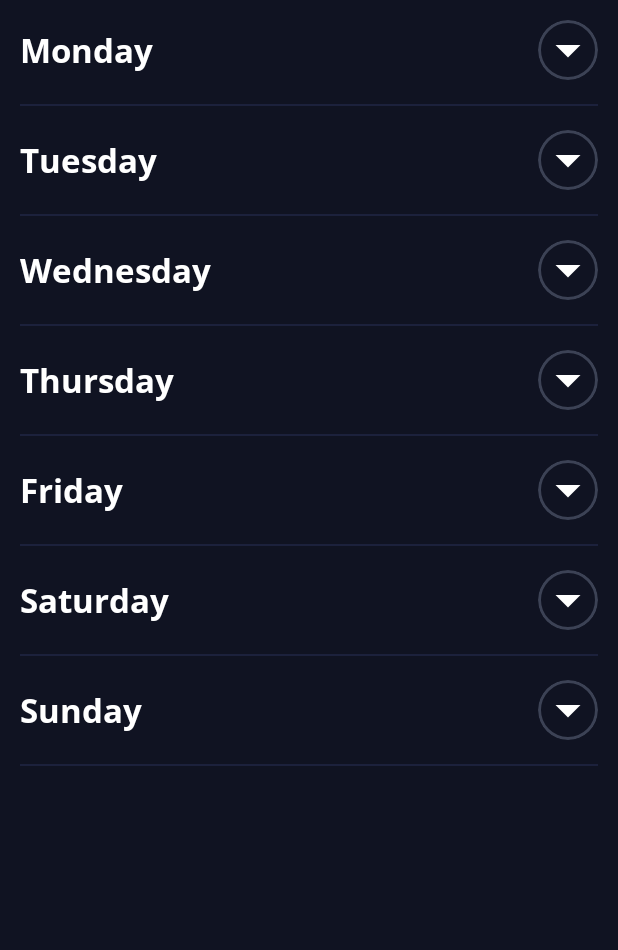
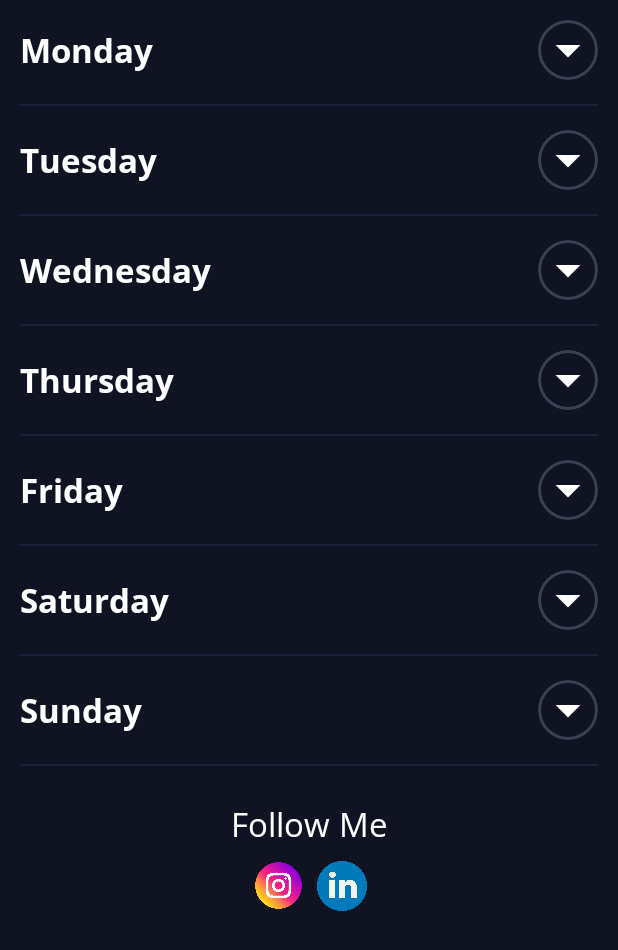
Before and after one commit to gitcoder-aman/RoyalGym-Fitness, an Android app built with Jetpack Compose: the composable WeeklyPlanScreen shown on its own in the app's theme, on a phone screen of 412 x 824 dp. Shown: the top 950 px of the screen. Run offline under Robolectric (Android 15) with nearby library versions, the phone set to English and light mode, and no system bars; our stand-ins replace accompanist.

Commit message:
some bugs fixes

```diff
--- a/app/src/main/java/com/example/royalgymfitness/backend/data/remote/dto/ExerciseAPI.kt
+++ b/app/src/main/java/com/example/royalgymfitness/backend/data/remote/dto/ExerciseAPI.kt
@@ -15,21 +15,21 @@ interface ExerciseAPI {
     )
     suspend fun getExercise() : List<ExerciseModel>
 
-    @GET("/exercises/target/{target}?limit=2")
+    @GET("/exercises/target/{target}")
     @Headers(
         "x-rapidapi-key: ${Constants.API_KEY}",
         "x-rapidapi-host: ${Constants.API_HOST}"
     )
     suspend fun getTarget(@Path("target") target: String) : List<ExerciseModel>
 
-    @GET("/exercises/bodyPart/{bodyPart}?limit=2")
+    @GET("/exercises/bodyPart/{bodyPart}")
     @Headers(
         "x-rapidapi-key: ${Constants.API_KEY}",
         "x-rapidapi-host: ${Constants.API_HOST}"
     )
     suspend fun getBodyPart(@Path("bodyPart") bodyPart: String) : List<ExerciseModel>
 
-    @GET("/exercises/equipment/{equipment}?limit=2")
+    @GET("/exercises/equipment/{equipment}")
     @Headers(
         "x-rapidapi-key: ${Constants.API_KEY}",
         "x-rapidapi-host: ${Constants.API_HOST}"
--- a/app/src/main/java/com/example/royalgymfitness/presentations/favourite/FavouriteScreen.kt
+++ b/app/src/main/java/com/example/royalgymfitness/presentations/favourite/FavouriteScreen.kt
@@ -120,7 +120,7 @@ fun FavouriteScreen(
                 // Exercise list as separate items in the main LazyColumn
                 items(listFavExerciseList.value.size) {
                     ExercisesView(
-                        exerciseName = listFavExerciseList.value[it].name.capitalize(Locale.ROOT),
+                        exerciseName = listFavExerciseList.value[it].name.capitalize(Locale.ROOT).replace("+"," "),
                         equipmentName = listFavExerciseList.value[it].equipment.capitalize(Locale.ROOT),
                         exerciseImage = listFavExerciseList.value[it].gifUrl
                     ) {
--- a/app/src/main/java/com/example/royalgymfitness/presentations/home/components/TextComponent.kt
+++ b/app/src/main/java/com/example/royalgymfitness/presentations/home/components/TextComponent.kt
@@ -22,7 +22,8 @@ fun TextComponent(
     color: Color = Color.White,
     font: Int = R.font.sans_regular,
     fontSize: TextUnit,
-    fontStyle: FontStyle = FontStyle.Normal
+    fontStyle: FontStyle = FontStyle.Normal,
+    modifier: Modifier = Modifier
 ) {
     Text(
         text = text, style = TextStyle(
@@ -33,6 +34,7 @@ fun TextComponent(
             ),
             fontSize = fontSize,
             fontStyle = fontStyle
-        )
+        ),
+        modifier = modifier
     )
 }
--- a/app/src/main/java/com/example/royalgymfitness/presentations/home/weekly_plan/WeeklyPlanScreen.kt
+++ b/app/src/main/java/com/example/royalgymfitness/presentations/home/weekly_plan/WeeklyPlanScreen.kt
@@ -1,5 +1,8 @@
 package com.example.royalgymfitness.presentations.home.weekly_plan
 
+import android.content.Context
+import android.content.Intent
+import android.net.Uri
 import android.util.Log
 import androidx.compose.foundation.background
 import androidx.compose.foundation.clickable
@@ -13,26 +16,19 @@ import androidx.compose.foundation.layout.fillMaxWidth
 import androidx.compose.foundation.layout.height
 import androidx.compose.foundation.layout.padding
 import androidx.compose.foundation.layout.size
+import androidx.compose.foundation.layout.width
 import androidx.compose.foundation.lazy.LazyColumn
 import androidx.compose.foundation.lazy.items
-import androidx.compose.foundation.shape.CircleShape
-import androidx.compose.foundation.shape.RoundedCornerShape
-import androidx.compose.material3.Card
-import androidx.compose.material3.CardDefaults
+import androidx.compose.material3.Icon
 import androidx.compose.runtime.Composable
-import androidx.compose.runtime.remember
 import androidx.compose.ui.Alignment
 import androidx.compose.ui.Modifier
-import androidx.compose.ui.draw.shadow
 import androidx.compose.ui.graphics.Color
-import androidx.compose.ui.layout.ContentScale
-import androidx.compose.ui.text.capitalize
-import androidx.compose.ui.text.intl.Locale
-import androidx.compose.ui.text.toLowerCase
+import androidx.compose.ui.platform.LocalContext
+import androidx.compose.ui.res.painterResource
 import androidx.compose.ui.unit.dp
 import androidx.compose.ui.unit.sp
 import androidx.navigation.NavHostController
-import coil.compose.AsyncImage
 import com.example.royalgymfitness.R
 import com.example.royalgymfitness.backend.util.WorkoutType
 import com.example.royalgymfitness.backend.util.bodyPartMap
@@ -41,7 +37,6 @@ import com.example.royalgymfitness.backend.util.mapOfExerciseListWithDay
 import com.example.royalgymfitness.backend.util.targetMap
 import com.example.royalgymfitness.presentations.home.components.TextComponent
 import com.example.royalgymfitness.presentations.nav_graph.Routes
-import com.example.royalgymfitness.ui.theme.DarkBlue
 import com.example.royalgymfitness.ui.theme.MainColor
 import java.net.URLEncoder
 
@@ -82,14 +77,14 @@ fun WeeklyPlanScreen(navController: NavHostController) {
 
                     Log.d("@@exerciseName", "Screen: $exercise")
 
-                    var workoutType  = ""
+                    var workoutType = ""
 
-                    if(exercise.isNotEmpty()){
-                        if(targetMap.containsKey(exercise.lowercase())){
+                    if (exercise.isNotEmpty()) {
+                        if (targetMap.containsKey(exercise.lowercase())) {
                             workoutType = WorkoutType.TARGET.toString()
-                        }else if(bodyPartMap.containsKey(exercise.lowercase())){
+                        } else if (bodyPartMap.containsKey(exercise.lowercase())) {
                             workoutType = WorkoutType.BODY.toString()
-                        }else{
+                        } else {
                             workoutType = WorkoutType.EQUIPMENT.toString()
                         }
                     }
@@ -105,6 +100,68 @@ fun WeeklyPlanScreen(navController: NavHostController) {
                     )
                 }
             }
+
+            item {
+                Column(
+                    modifier = Modifier.fillMaxWidth(),
+                    horizontalAlignment = Alignment.CenterHorizontally,
+                    verticalArrangement = Arrangement.Center
+                ) {
+                    val context = LocalContext.current
+                    Spacer(modifier = Modifier.height(16.dp))
+                    TextComponent(text = "Follow Me", fontSize = 22.sp)
+                    Spacer(modifier = Modifier.height(8.dp))
+
+                    Row(
+                        modifier = Modifier.fillMaxWidth(),
+                        verticalAlignment = Alignment.CenterVertically,
+                        horizontalArrangement = Arrangement.Center
+                    ) {
+                        Icon(
+                            painter = painterResource(id = R.drawable.instagram),
+                            contentDescription = "instagram",
+                            tint = Color.Unspecified,
+                            modifier = Modifier
+                                .size(35.dp)
+                                .clickable {
+                                    openSocialMedia(
+                                        "https://www.instagram.com/coder.aman/",
+                                        context
+                                    )
+                                }
+                        )
+                        Spacer(modifier = Modifier.width(8.dp))
+                        Icon(
+                            painter = painterResource(id = R.drawable.linkedin),
+                            contentDescription = "linkedin",
+                            tint = Color.Unspecified,
+                            modifier = Modifier
+                                .size(33.dp)
+                                .clickable {
+                                    openSocialMedia(
+                                        "https://www.linkedin.com/in/aman-kumar-4aaa631b5/",
+                                        context
+                                    )
+                                }
+                        )
+                    }
+                }
+            }
         }
     }
 }
+
+fun openSocialMedia(socialMediaUrl: String, context: Context) {
+
+    val intent = Intent(
+        Intent.ACTION_VIEW,
+        Uri.parse(socialMediaUrl)
+    )
+    if (socialMediaUrl.contains("instagram")) {
+        intent.setPackage("com.instagram.android")
+    } else {
+        intent.setPackage("com.linkedin.android")
+    }
+    context.startActivity(intent)
+
+}
```
Also changed, not shown: app/src/main/java/com/example/royalgymfitness/presentations/allexercises/AllExercisesScreen.kt (+8 -3 lines), app/src/main/res/drawable/instagram.png (added), app/src/main/res/drawable/linkedin.png (added).
